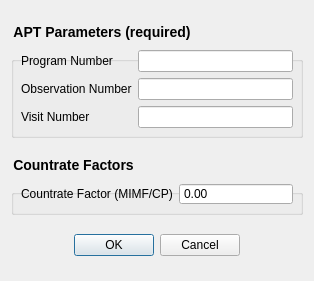
The window that jwst_magic/segment_guiding/photometryOverrideFileDialog.ui (spacetelescope/jwst_magic) describes before a commit, drawn with Qt 5.
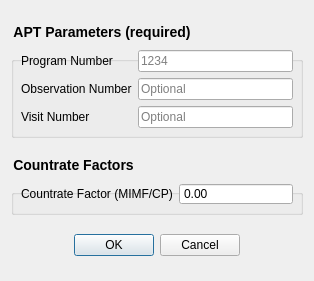
The same window after the commit.

Commit message: Updated MAGIC to be able to take in only a program ID (obs number and visit number optional). I have updated current tests, added new ones, and added helpful text in the GUIs

What changed in the file:
```diff
--- a/jwst_magic/segment_guiding/photometryOverrideFileDialog.ui
+++ b/jwst_magic/segment_guiding/photometryOverrideFileDialog.ui
@@ -54,6 +54,9 @@
         <property name="toolTip">
          <string>Three to four digit number describing the APT program</string>
         </property>
+        <property name="placeholderText">
+         <string>1234</string>
+        </property>
        </widget>
       </item>
       <item row="1" column="0">
@@ -71,6 +74,9 @@
         <property name="toolTip">
          <string>Number of the observation within the APT program</string>
         </property>
+        <property name="placeholderText">
+         <string>Optional</string>
+        </property>
        </widget>
       </item>
       <item row="2" column="0">
@@ -88,6 +94,9 @@
         <property name="toolTip">
          <string>Number of the visit within the observation</string>
         </property>
+        <property name="placeholderText">
+         <string>Optional</string>
+        </property>
        </widget>
       </item>
      </layout>
```
The commit also changes 6 other files.
